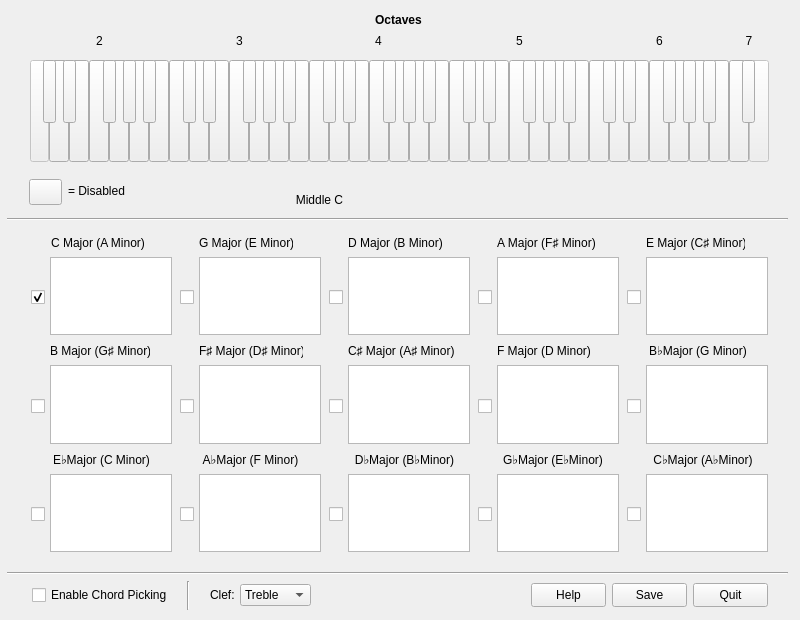
Qt form ui/designer/settings.ui (DoubleF3lix/Piano-Trainer) before a commit.
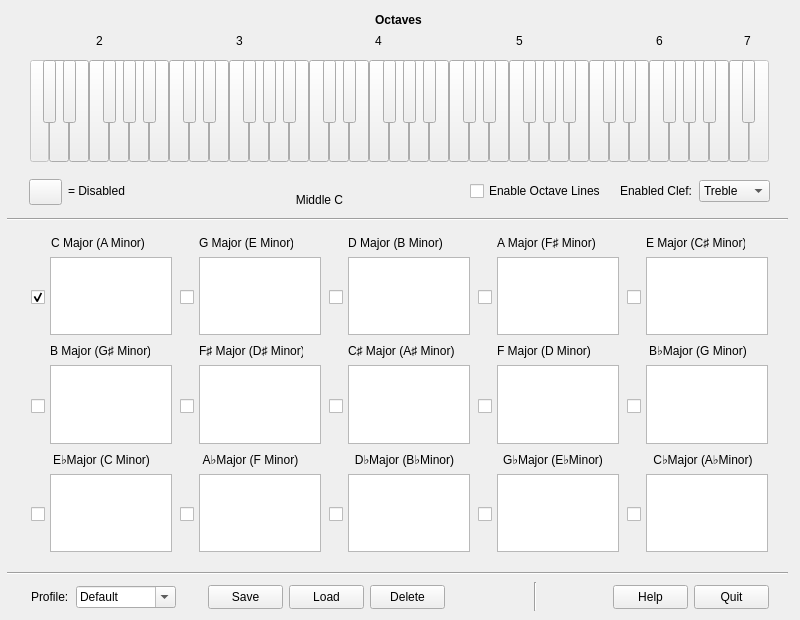
The same form after that commit. Icons and pictures are not drawn.

Commit message: Cleaned up a ton of code internally, switched to using Note as an object instead of string, finished implementing the note debugger, changed UI to add upcoming profile stuff, added platform detection and support for loading different lilypond binaries based on OS, updated lilypond to 2.24.2, and removed lilypond binaries from repo

Diff of the .ui file:
```diff
--- a/ui/designer/settings.ui
+++ b/ui/designer/settings.ui
@@ -1409,7 +1409,7 @@
      </rect>
     </property>
     <property name="text">
-     <string>&lt;html&gt;&lt;head/&gt;&lt;body&gt;&lt;p align=&quot;center&quot;&gt;7&lt;/p&gt;&lt;/body&gt;&lt;/html&gt;</string>
+     <string>&lt;html&gt;&lt;head/&gt;&lt;body&gt;&lt;p align=&quot;center&quot;&gt;7 &lt;/p&gt;&lt;/body&gt;&lt;/html&gt;</string>
     </property>
     <property name="octave_indicator" stdset="0">
      <bool>true</bool>
@@ -2081,8 +2081,8 @@
    <widget class="QPushButton" name="save_button">
     <property name="geometry">
      <rect>
-      <x>612</x>
-      <y>583</y>
+      <x>208</x>
+      <y>585</y>
       <width>75</width>
       <height>24</height>
      </rect>
@@ -2094,8 +2094,8 @@
    <widget class="QPushButton" name="quit_button">
     <property name="geometry">
      <rect>
-      <x>693</x>
-      <y>583</y>
+      <x>694</x>
+      <y>585</y>
       <width>75</width>
       <height>24</height>
      </rect>
@@ -2107,8 +2107,8 @@
    <widget class="QPushButton" name="help_button">
     <property name="geometry">
      <rect>
-      <x>531</x>
-      <y>583</y>
+      <x>613</x>
+      <y>585</y>
       <width>75</width>
       <height>24</height>
      </rect>
@@ -2117,27 +2117,11 @@
      <string>Help</string>
     </property>
    </widget>
-   <widget class="QCheckBox" name="enable_chord_picking_checkbox">
-    <property name="geometry">
-     <rect>
-      <x>32</x>
-      <y>585</y>
-      <width>136</width>
-      <height>20</height>
-     </rect>
-    </property>
-    <property name="statusTip">
-     <string extracomment="Testing"/>
-    </property>
-    <property name="text">
-     <string>Enable Chord Picking</string>
-    </property>
-   </widget>
    <widget class="QComboBox" name="clef_selection">
     <property name="geometry">
      <rect>
-      <x>240</x>
-      <y>584</y>
+      <x>699</x>
+      <y>180</y>
       <width>71</width>
       <height>22</height>
      </rect>
@@ -2166,9 +2150,9 @@
    <widget class="QLabel" name="clef_label">
     <property name="geometry">
      <rect>
-      <x>210</x>
-      <y>587</y>
-      <width>24</width>
+      <x>620</x>
+      <y>183</y>
+      <width>71</width>
       <height>16</height>
      </rect>
     </property>
@@ -2178,15 +2162,64 @@
      </font>
     </property>
     <property name="text">
-     <string>Clef:</string>
+     <string>Enabled Clef:</string>
     </property>
    </widget>
-   <widget class="Line" name="line_2">
+   <widget class="QLabel" name="clef_label_2">
     <property name="geometry">
      <rect>
-      <x>180</x>
-      <y>581</y>
-      <width>16</width>
+      <x>31</x>
+      <y>589</y>
+      <width>41</width>
+      <height>16</height>
+     </rect>
+    </property>
+    <property name="font">
+     <font>
+      <pointsize>9</pointsize>
+     </font>
+    </property>
+    <property name="text">
+     <string>Profile:</string>
+    </property>
+   </widget>
+   <widget class="QComboBox" name="comboBox">
+    <property name="geometry">
+     <rect>
+      <x>76</x>
+      <y>586</y>
+      <width>100</width>
+      <height>22</height>
+     </rect>
+    </property>
+    <property name="editable">
+     <bool>true</bool>
+    </property>
+    <item>
+     <property name="text">
+      <string>Default</string>
+     </property>
+    </item>
+   </widget>
+   <widget class="QCheckBox" name="checkBox">
+    <property name="geometry">
+     <rect>
+      <x>470</x>
+      <y>183</y>
+      <width>131</width>
+      <height>16</height>
+     </rect>
+    </property>
+    <property name="text">
+     <string>Enable Octave Lines</string>
+    </property>
+   </widget>
+   <widget class="Line" name="line_4">
+    <property name="geometry">
+     <rect>
+      <x>530</x>
+      <y>582</y>
+      <width>10</width>
       <height>29</height>
      </rect>
     </property>
@@ -2194,6 +2227,32 @@
      <enum>Qt::Vertical</enum>
     </property>
    </widget>
+   <widget class="QPushButton" name="load_profile_button">
+    <property name="geometry">
+     <rect>
+      <x>289</x>
+      <y>585</y>
+      <width>75</width>
+      <height>24</height>
+     </rect>
+    </property>
+    <property name="text">
+     <string>Load</string>
+    </property>
+   </widget>
+   <widget class="QPushButton" name="delete_profile_button">
+    <property name="geometry">
+     <rect>
+      <x>370</x>
+      <y>585</y>
+      <width>75</width>
+      <height>24</height>
+     </rect>
+    </property>
+    <property name="text">
+     <string>Delete</string>
+    </property>
+   </widget>
    <zorder>save_button</zorder>
    <zorder>quit_button</zorder>
    <zorder>help_button</zorder>
```
Left out of the diff: 70 changed lines with no effect on the pictures. The commit also changes 1159 other files.
